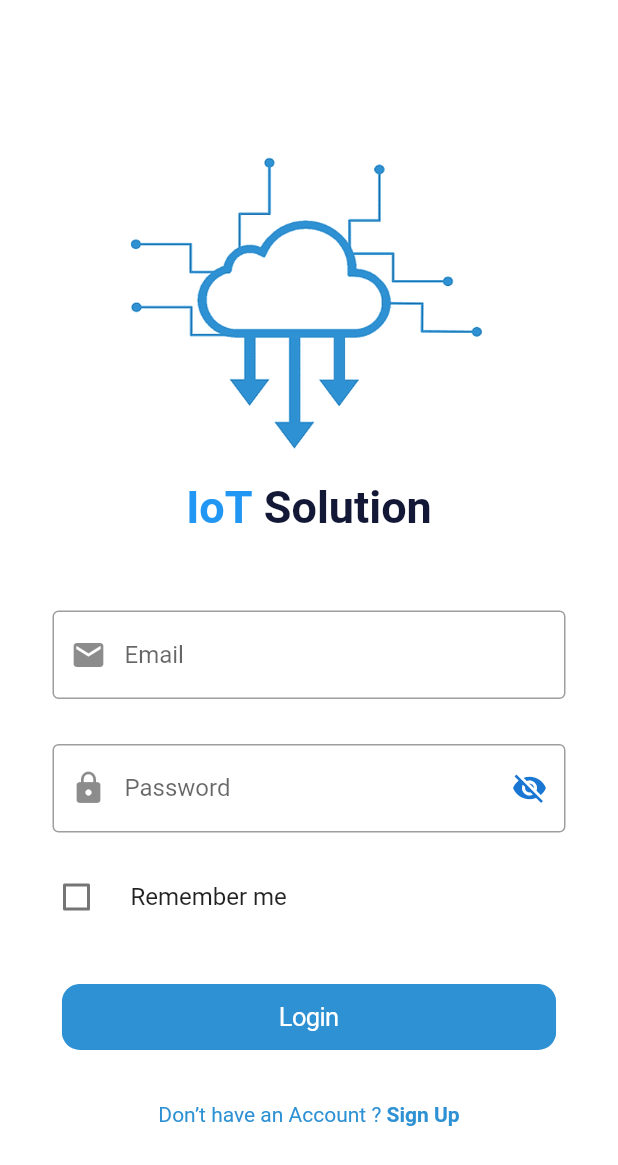
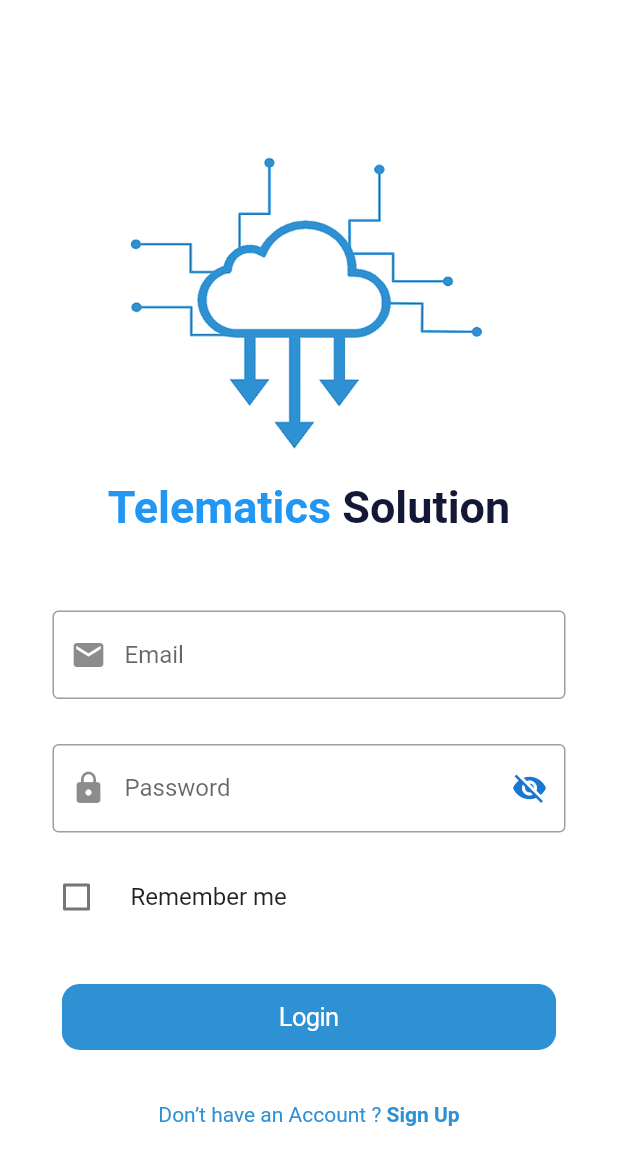
Before and after one commit to softdeveloper88/flutter_higenx_app, a Flutter app: the screen it shows after launch, on a phone screen of 412 x 824 dp. Shown: the top 1165 px of the screen. Run offline on Flutter 3.47's test engine with Material 2 defaults, Android fonts, the phone set to English and light mode, and no system bars; our stand-ins replace email_validator, firebase_auth, firebase_core, flutter_svg, fluttertoast, progress_dialog and 3 more; missing offline and left inert: flutter_share; accounts and stored records are empty.

Commit message:
new code inserted

```diff
--- a/lib/Screens/Login/components/body.dart
+++ b/lib/Screens/Login/components/body.dart
@@ -68,7 +68,7 @@ class _BodyState extends State<Body> {
                 mainAxisAlignment: MainAxisAlignment.center,
                 children: [
                   Text(
-                    "IoT",
+                    "Telematics",
                     style: TextStyle(
                         fontWeight: FontWeight.bold,
                         fontSize: 30.0,
@@ -194,6 +194,8 @@ class _BodyState extends State<Body> {
       jsonResponse = json.decode(response.body);
       if (jsonResponse != null) {
         Map<String, dynamic> map = json.decode(response.body);
+        print(map["data"]);
+        Globle.data =map["data"];
         Future.delayed(Duration(seconds: 2)).then((value) {
           pr.hide().whenComplete(() async {
             if (_isRembemerMe) {
@@ -207,7 +209,7 @@ class _BodyState extends State<Body> {
               prefs.setString('password', "");
               prefs.setBool('check', _isRembemerMe);
             }
-            Globle.data = map["data"];
+
             Navigator.of(context).pushReplacement(CupertinoPageRoute(
                 builder: (BuildContext context) => NavigationDrawer()));
           });
--- a/lib/Screens/Signup/components/body.dart
+++ b/lib/Screens/Signup/components/body.dart
@@ -58,7 +58,7 @@ class _BodyState extends State<Body> {
                 mainAxisAlignment: MainAxisAlignment.center,
                 children: [
                   Text(
-                    "IoT",
+                    "Telematics",
                     style: TextStyle(
                         fontWeight: FontWeight.bold,
                         fontSize: 30.0,
--- a/lib/about/about.dart
+++ b/lib/about/about.dart
@@ -41,7 +41,7 @@ class About extends StatelessWidget {
       child: Column(
         children: <Widget>[
           Text(
-            "The IoT Data app is designed to give you the latest information on all the critical data to run your business efficient and effectively. Improve your business by identifying issues before they become a problem. The data history can be viewed by selecting the calendar at the top bar in each category and selecting the date range.",
+            "The Telematics Solution app is designed to give you the latest information on all the critical data to run your business efficient and effectively. Improve your business by identifying issues before they become a problem. The data history can be viewed by selecting the calendar at the top bar in each category and selecting the date range.",
             style: TextStyle(fontSize: 18, letterSpacing: 1),
           )
         ],
--- a/lib/globle.dart
+++ b/lib/globle.dart
@@ -28,5 +28,5 @@ class Globle {
   static String userId ='';
   static String password ='';
 
-  static List<dynamic> data;
+  static List<dynamic> data=List.empty();
 }
--- a/lib/main.dart
+++ b/lib/main.dart
@@ -29,7 +29,7 @@ class _MyAppState extends State<MyApp> {
   Widget build(BuildContext context) {
     return MaterialApp(
       debugShowCheckedModeBanner: false,
-      title: 'IoT Solution',
+      title: 'Telematics Solution',
       theme: ThemeData(
         primaryColor: kPrimaryColor,
         scaffoldBackgroundColor: Colors.white,
--- a/lib/main_screen/navigation_drawer.dart
+++ b/lib/main_screen/navigation_drawer.dart
@@ -21,7 +21,7 @@ class NavigationDrawer extends StatefulWidget {
 }
 
 class _NavigationDrawerState extends State<NavigationDrawer> {
-  final appTitle = 'IoT Solution';
+  final appTitle = 'Telematics Solution';
 
   @override
   Widget build(BuildContext context) {
@@ -58,7 +58,7 @@ class _MyHomePageState extends State<MyHomePage> {
 
     return Scaffold(
         appBar: AppBar(
-          title: Text("IoT Data"),
+          title: Text("Telematics Solution"),
           elevation: 0,
           backgroundColor: kPrimaryLightColor1,
         ),
@@ -103,7 +103,7 @@ class _MyHomePageState extends State<MyHomePage> {
                                             CupertinoPageRoute(
                                                 builder:
                                                     (BuildContext context) =>
-                                                        WebViewContainer(
+                                                         WebViewContainer(
                                                             snapshot.data.data[index])));
                                         print(Globle.driver);
                                       });
--- a/lib/reset_password/body.dart
+++ b/lib/reset_password/body.dart
@@ -54,7 +54,7 @@ class _BodyState extends State<Body> {
                 mainAxisAlignment: MainAxisAlignment.center,
                 children: [
                   Text(
-                    "IoT",
+                    "Telematics",
                     style: TextStyle(
                         fontWeight: FontWeight.bold,
                         fontSize: 30.0,
```
Also changed, not shown: lib/weviewcontainer.dart (+11 -8 lines), pubspec.lock, 2 other files.
